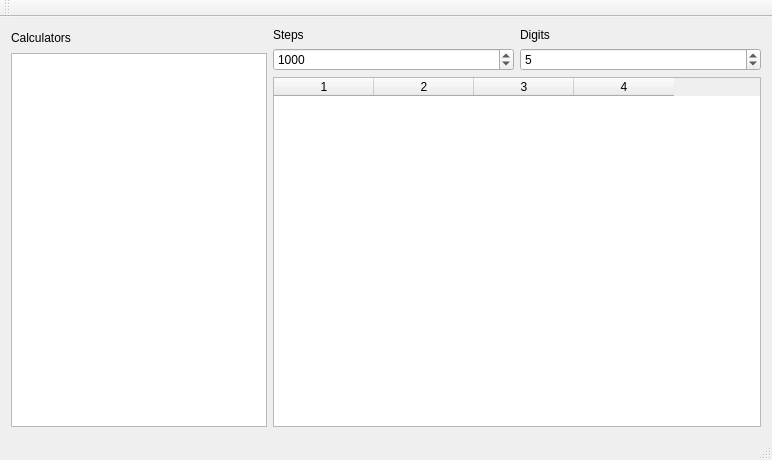
kzhereb/knu-is-ooop2019, file QtPi/mainwindow.ui: the form before one commit.
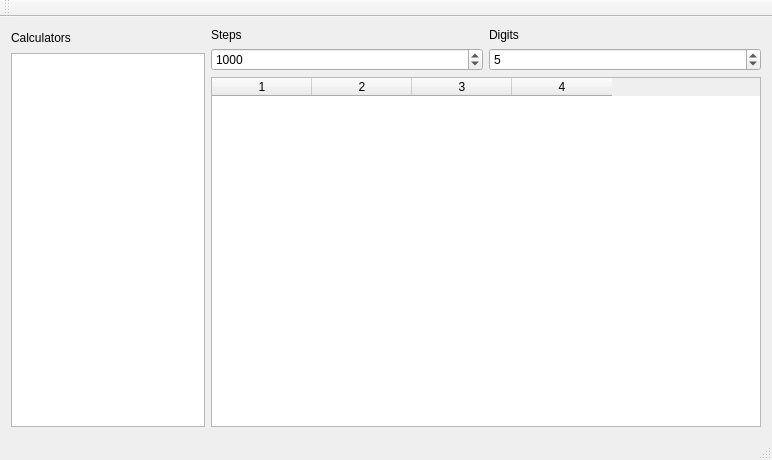
The form after the commit.

Commit message: Restrict minimum size so that all widgets are visible

```diff
--- a/QtPi/mainwindow.ui
+++ b/QtPi/mainwindow.ui
@@ -16,7 +16,7 @@
   <widget class="QWidget" name="centralWidget">
    <layout class="QGridLayout" name="gridLayout_2">
     <item row="0" column="0">
-     <layout class="QGridLayout" name="gridLayout" columnstretch="0,1">
+     <layout class="QGridLayout" name="gridLayout" columnstretch="0,1" columnminimumwidth="120,550">
       <item row="0" column="0">
        <widget class="QLabel" name="lblCalculators">
         <property name="text">
```
